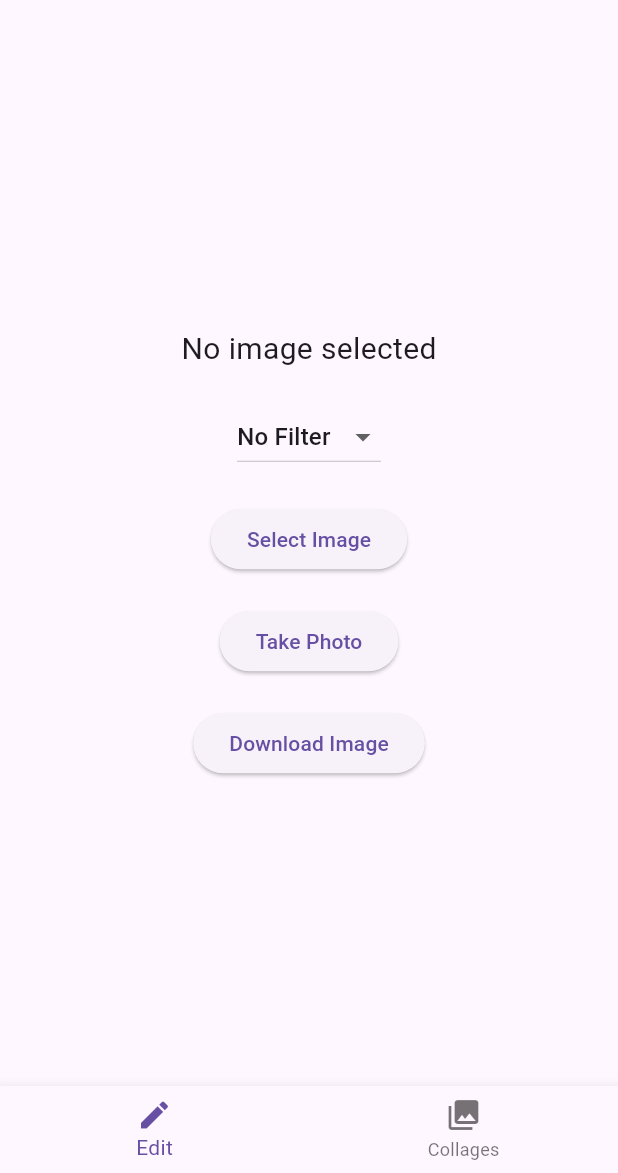
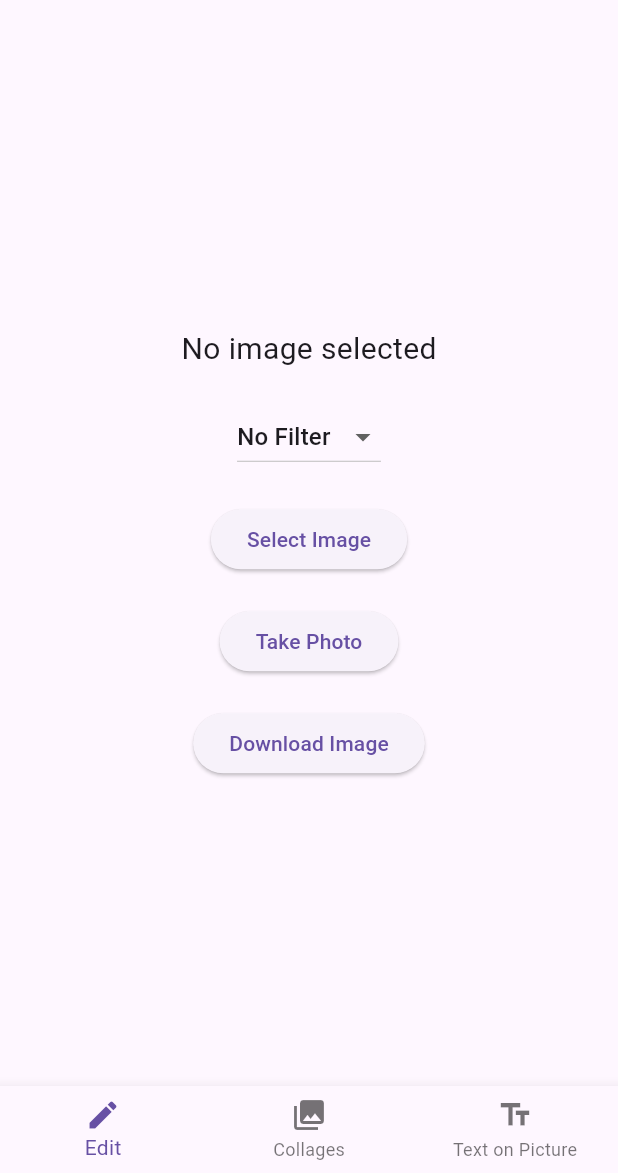
Before and after one commit to codingbagh/photoeditor, a Flutter app: the screen it shows after launch, after a tap on "Select Image", on a phone screen of 412 x 824 dp, the part 63-1236 px from its top. Run offline on Flutter 3.47's test engine with Material 3 defaults, Android fonts, the light colour scheme and no system bars; our stand-ins replace image_gallery_saver, image_picker.

Commit message:
added text overlay

```diff
--- a/photoeditor/lib/main.dart
+++ b/photoeditor/lib/main.dart
@@ -5,6 +5,7 @@ import 'package:image_picker/image_picker.dart';
 import 'package:image/image.dart' as img;
 import 'package:image_gallery_saver/image_gallery_saver.dart';
 import 'collages_page.dart';
+import 'text_on_picture_page.dart'; // Import the new module
 
 void main() {
   runApp(const MyApp());
@@ -43,16 +44,20 @@ class _MyHomePageState extends State<MyHomePage> {
   int _currentIndex = 0;
 
   void _onTabTapped(int index) {
-    if (index == 1) {
-      Navigator.push(
-        context,
-        MaterialPageRoute(builder: (context) => CollagesPage()),
-      );
-    } else {
-      setState(() {
-        _currentIndex = index;
-      });
-    }
+    setState(() {
+      _currentIndex = index;
+      if (_currentIndex == 1) {
+        Navigator.push(
+          context,
+          MaterialPageRoute(builder: (context) => CollagesPage()),
+        );
+      } else if (_currentIndex == 2) {
+        Navigator.push(
+          context,
+          MaterialPageRoute(builder: (context) => TextOnPicturePage()),
+        );
+      }
+    });
   }
 
   Future<void> _pickImage(ImageSource source) async {
@@ -168,6 +173,10 @@ class _MyHomePageState extends State<MyHomePage> {
             icon: Icon(Icons.photo_library),
             label: 'Collages',
           ),
+          BottomNavigationBarItem(
+            icon: Icon(Icons.text_fields),
+            label: 'Text on Picture',
+          ),
         ],
       ),
     );
```
Also changed, not shown: photoeditor/lib/text_on_picture_page.dart (added, +105 -0 lines).
